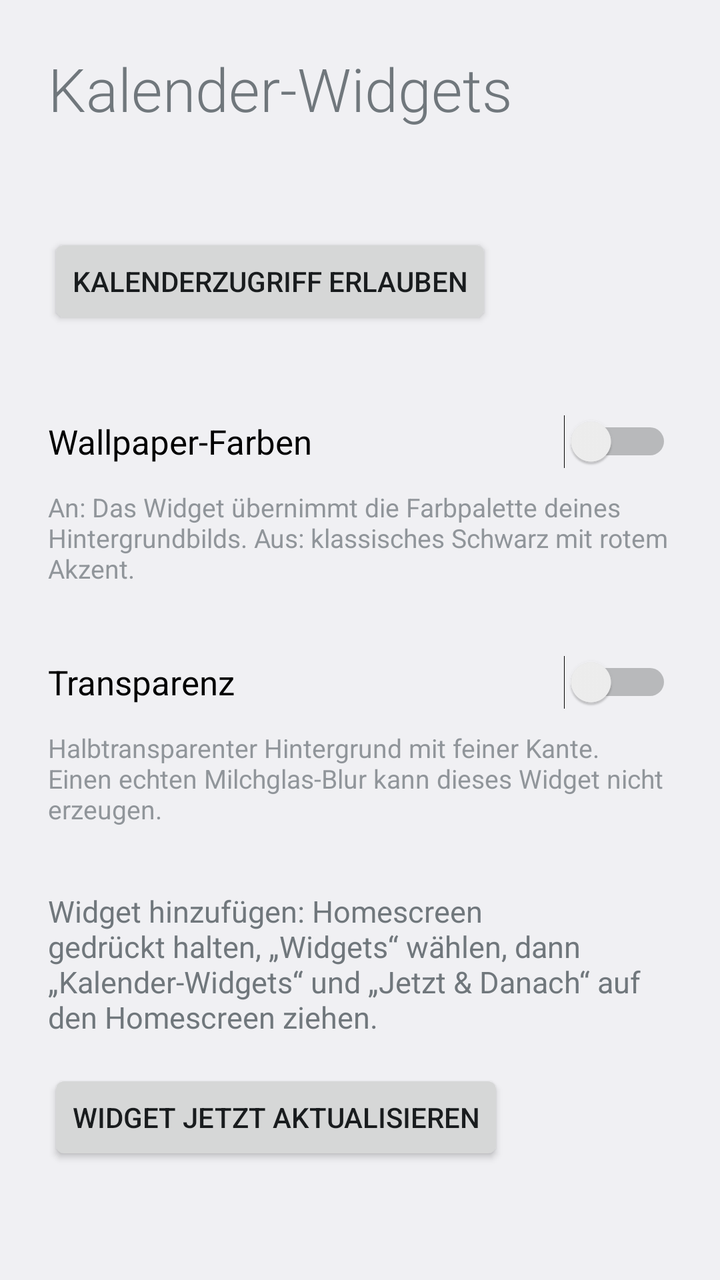
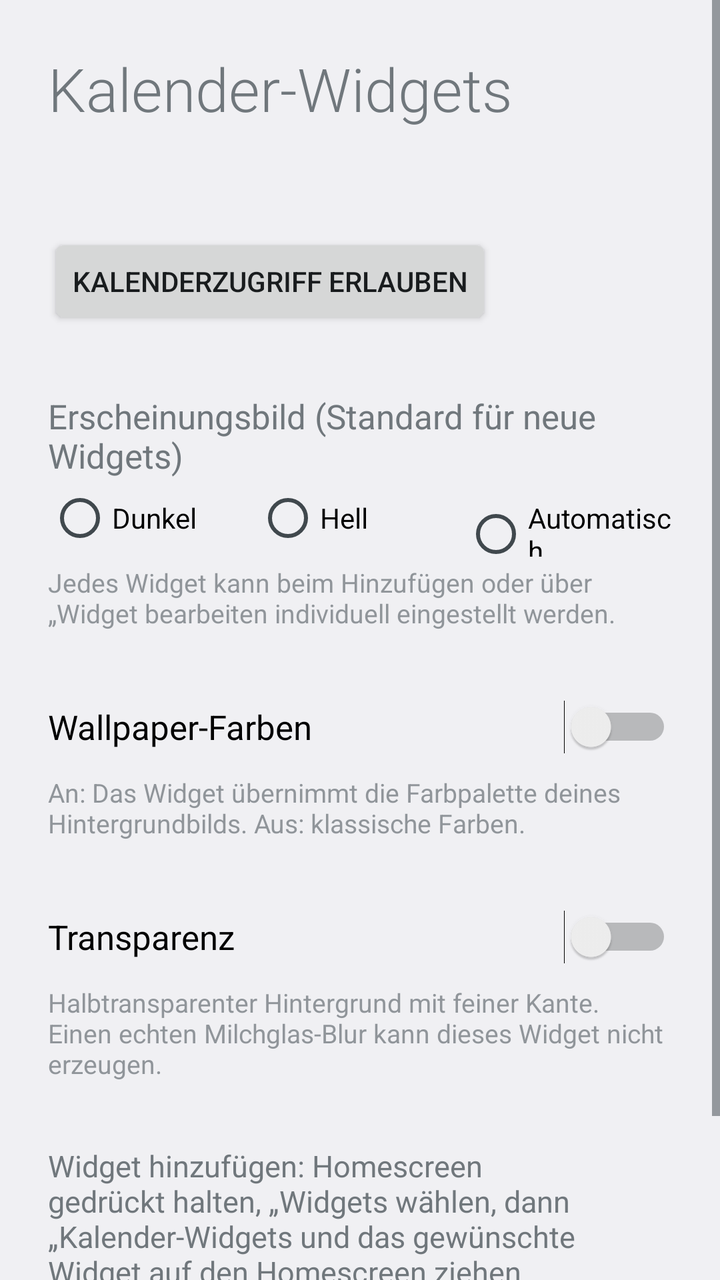

Compare the two renders of this Android layout. The source of the first and the diff that turns it into the second are given below.
<!-- AndroidManifest.xml: application theme android:Theme.DeviceDefault.DayNight -->
<!-- res/layout/activity_main.xml -->
<?xml version="1.0" encoding="utf-8"?>
<ScrollView xmlns:android="http://schemas.android.com/apk/res/android"
    android:layout_width="match_parent"
    android:layout_height="match_parent"
    android:fitsSystemWindows="true">

    <LinearLayout
        android:layout_width="match_parent"
        android:layout_height="wrap_content"
        android:orientation="vertical"
        android:padding="24dp">

        <TextView
            android:layout_width="wrap_content"
            android:layout_height="wrap_content"
            android:fontFamily="sans-serif-light"
            android:text="@string/app_name"
            android:textSize="30sp" />

        <TextView
            android:id="@+id/permission_status"
            android:layout_width="match_parent"
            android:layout_height="wrap_content"
            android:layout_marginTop="24dp"
            android:textSize="15sp" />

        <Button
            android:id="@+id/btn_permission"
            android:layout_width="wrap_content"
            android:layout_height="wrap_content"
            android:layout_marginTop="8dp"
            android:text="@string/grant_permission" />

        <Switch
            android:id="@+id/switch_adaptive"
            android:layout_width="match_parent"
            android:layout_height="wrap_content"
            android:layout_marginTop="32dp"
            android:minHeight="48dp"
            android:text="@string/setting_adaptive"
            android:textSize="17sp" />

        <TextView
            android:layout_width="match_parent"
            android:layout_height="wrap_content"
            android:alpha="0.75"
            android:text="@string/setting_adaptive_hint"
            android:textSize="13sp" />

        <Switch
            android:id="@+id/switch_glass"
            android:layout_width="match_parent"
            android:layout_height="wrap_content"
            android:layout_marginTop="24dp"
            android:minHeight="48dp"
            android:text="@string/setting_glass"
            android:textSize="17sp" />

        <TextView
            android:layout_width="match_parent"
            android:layout_height="wrap_content"
            android:alpha="0.75"
            android:text="@string/setting_glass_hint"
            android:textSize="13sp" />

        <TextView
            android:layout_width="match_parent"
            android:layout_height="wrap_content"
            android:layout_marginTop="32dp"
            android:text="@string/how_to_add"
            android:textSize="15sp" />

        <Button
            android:id="@+id/btn_refresh"
            android:layout_width="wrap_content"
            android:layout_height="wrap_content"
            android:layout_marginTop="16dp"
            android:text="@string/refresh_now" />
    </LinearLayout>
</ScrollView>
<!-- resources referenced by this layout -->
<resources>
  <string name="app_name">Kalender-Widgets</string>
  <string name="grant_permission">Kalenderzugriff erlauben</string>
  <string name="how_to_add">Widget hinzufügen: Homescreen gedrückt halten, „Widgets“ wählen, dann „Kalender-Widgets“ und „Jetzt &amp; Danach“ auf den Homescreen ziehen.</string>
  <string name="refresh_now">Widget jetzt aktualisieren</string>
  <string name="setting_adaptive">Wallpaper-Farben</string>
  <string name="setting_adaptive_hint">An: Das Widget übernimmt die Farbpalette deines Hintergrundbilds. Aus: klassisches Schwarz mit rotem Akzent.</string>
  <string name="setting_glass">Transparenz</string>
  <string name="setting_glass_hint">Halbtransparenter Hintergrund mit feiner Kante. Einen echten Milchglas-Blur kann dieses Widget nicht erzeugen.</string>
</resources>

<!-- the commit's change to res/layout/activity_main.xml (unified diff, before → after) -->
@@ -31,11 +31,55 @@
             android:layout_marginTop="8dp"
             android:text="@string/grant_permission" />
 
+        <TextView
+            android:layout_width="match_parent"
+            android:layout_height="wrap_content"
+            android:layout_marginTop="32dp"
+            android:text="@string/setting_appearance"
+            android:textSize="17sp" />
+
+        <RadioGroup
+            android:id="@+id/rg_default_appearance"
+            android:layout_width="match_parent"
+            android:layout_height="wrap_content"
+            android:layout_marginTop="4dp"
+            android:orientation="horizontal">
+
+            <RadioButton
+                android:id="@+id/rb_default_dark"
+                android:layout_width="0dp"
+                android:layout_height="wrap_content"
+                android:layout_weight="1"
+                android:text="@string/appearance_dark" />
+
+            <RadioButton
+                android:id="@+id/rb_default_light"
+                android:layout_width="0dp"
+                android:layout_height="wrap_content"
+                android:layout_weight="1"
+                android:text="@string/appearance_light" />
+
+            <RadioButton
+                android:id="@+id/rb_default_auto"
+                android:layout_width="0dp"
+                android:layout_height="wrap_content"
+                android:layout_weight="1"
+                android:text="@string/appearance_auto" />
+        </RadioGroup>
+
+        <TextView
+            android:layout_width="match_parent"
+            android:layout_height="wrap_content"
+            android:layout_marginTop="4dp"
+            android:alpha="0.75"
+            android:text="@string/setting_appearance_hint"
+            android:textSize="13sp" />
+
         <Switch
             android:id="@+id/switch_adaptive"
             android:layout_width="match_parent"
             android:layout_height="wrap_content"
-            android:layout_marginTop="32dp"
+            android:layout_marginTop="24dp"
             android:minHeight="48dp"
             android:text="@string/setting_adaptive"
             android:textSize="17sp" />
<!-- resource entries referenced after the edit -->
@@ -1,11 +1,16 @@
 <!-- resources referenced by this layout -->
 <resources>
   <string name="app_name">Kalender-Widgets</string>
+  <string name="appearance_auto">Automatisch</string>
+  <string name="appearance_dark">Dunkel</string>
+  <string name="appearance_light">Hell</string>
   <string name="grant_permission">Kalenderzugriff erlauben</string>
-  <string name="how_to_add">Widget hinzufügen: Homescreen gedrückt halten, „Widgets“ wählen, dann „Kalender-Widgets“ und „Jetzt &amp; Danach“ auf den Homescreen ziehen.</string>
+  <string name="how_to_add">Widget hinzufügen: Homescreen gedrückt halten, „Widgets" wählen, dann „Kalender-Widgets" und das gewünschte Widget auf den Homescreen ziehen.</string>
   <string name="refresh_now">Widget jetzt aktualisieren</string>
   <string name="setting_adaptive">Wallpaper-Farben</string>
-  <string name="setting_adaptive_hint">An: Das Widget übernimmt die Farbpalette deines Hintergrundbilds. Aus: klassisches Schwarz mit rotem Akzent.</string>
+  <string name="setting_adaptive_hint">An: Das Widget übernimmt die Farbpalette deines Hintergrundbilds. Aus: klassische Farben.</string>
+  <string name="setting_appearance">Erscheinungsbild (Standard für neue Widgets)</string>
+  <string name="setting_appearance_hint">Jedes Widget kann beim Hinzufügen oder über „Widget bearbeiten" individuell eingestellt werden.</string>
   <string name="setting_glass">Transparenz</string>
   <string name="setting_glass_hint">Halbtransparenter Hintergrund mit feiner Kante. Einen echten Milchglas-Blur kann dieses Widget nicht erzeugen.</string>
 </resources>
